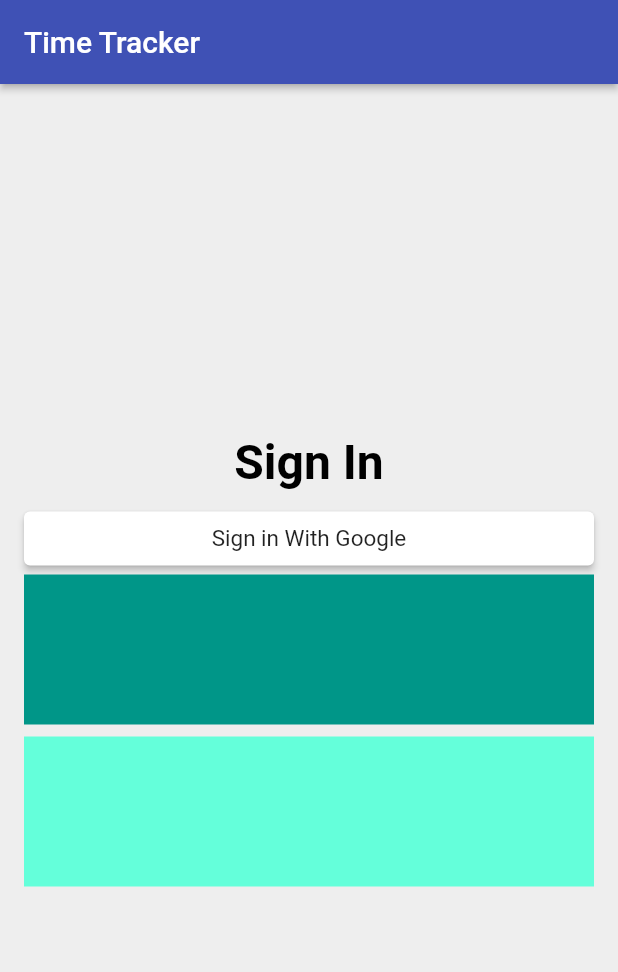
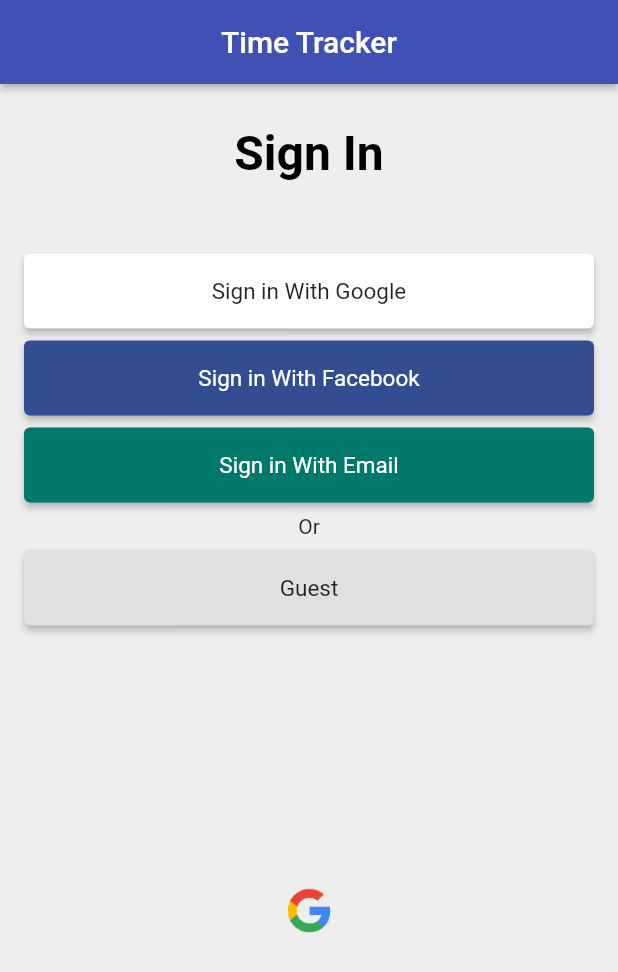
Before and after one commit to kcinnoy/time_tracker, a Flutter app: the screen it shows after launch, on a phone screen of 412 x 824 dp. Shown: the top 972 px of the screen. Run offline on Flutter 3.47's test engine with Material 2 defaults, Android fonts, the phone set to English and light mode, and no system bars.

Commit message:
added image files and additional btn

```diff
--- a/lib/app/sign_in/sign_in_button.dart
+++ b/lib/app/sign_in/sign_in_button.dart
@@ -0,0 +1,22 @@
+import 'package:flutter/material.dart';
+import 'package:time_tracker/common_widgets/custom_button.dart';
+
+class SignInButton extends CustomButton {
+  SignInButton(
+      {String? text,
+      Color color: Colors.white,
+      Color textColor: Colors.black87,
+      VoidCallback? onPressed,
+      double borderRadius: 4.0,
+      double height: 50,
+      double width: 50})
+      : super(
+          child: Text(text!), //add text here
+          color: color,
+          textColor: textColor,
+          borderRadius: borderRadius,
+          onPressed: onPressed!,
+          height: height,
+          width: width,
+        );
+}
--- a/lib/app/sign_in/sign_in_page.dart
+++ b/lib/app/sign_in/sign_in_page.dart
@@ -1,4 +1,7 @@
+import 'package:flutter/cupertino.dart';
 import 'package:flutter/material.dart';
+import 'package:time_tracker/app/sign_in/sign_in_button.dart';
+import 'package:time_tracker/common_widgets/custom_button.dart';
 
 class SignInPage extends StatelessWidget {
   @override
@@ -6,6 +9,7 @@ class SignInPage extends StatelessWidget {
     return Scaffold(
       appBar: AppBar(
         title: Text('Time Tracker'),
+        centerTitle: true,
         elevation: 2.0,
       ),
       body: _buildContent(),
@@ -30,34 +34,53 @@ class SignInPage extends StatelessWidget {
             ),
           ),
           SizedBox(
+            height: 48.0,
+          ),
+          SignInButton(
+            text: 'Sign in With Google',
+            color: Colors.white,
+            onPressed: () {},
+          ),
+          SizedBox(
             height: 8.0,
           ),
-          ElevatedButton(
-            child: Text('Sign in With Google'),
-            style: ElevatedButton.styleFrom(
-                primary: Colors.white,
-                onPrimary: Colors.black87,
-                textStyle: TextStyle(
-                  fontSize: 15.0,
-                ),
-                shape: RoundedRectangleBorder(
-                    borderRadius: BorderRadius.circular(4))),
+          SignInButton(
+            text: 'Sign in With Facebook',
+            textColor: Colors.white,
+            color: Color(0xff334d92),
             onPressed: () {},
           ),
-          Container(
-            color: Colors.teal,
-            child: SizedBox(
-              height: 100.00,
+          SizedBox(
+            height: 8.0,
+          ),
+          SignInButton(
+            text: 'Sign in With Email',
+            textColor: Colors.white,
+            color: Colors.teal[700]!,
+            onPressed: () {},
+          ),
+          SizedBox(
+            height: 8.0,
+          ),
+          Text(
+            'Or',
+            textAlign: TextAlign.center,
+            style: TextStyle(
+              fontSize: 14.0,
+              color: Colors.black87,
             ),
           ),
           SizedBox(
             height: 8.0,
           ),
-          Container(
-            color: Colors.tealAccent,
-            child: SizedBox(
-              height: 100.00,
-            ),
+          SignInButton(
+            text: 'Guest',
+            textColor: Colors.black87,
+            color: Colors.grey[300]!,
+            onPressed: () {},
+          ),
+          Image(
+            image: AssetImage('images/google-logo.png'),
           ),
         ],
       ),
--- a/pubspec.yaml
+++ b/pubspec.yaml
@@ -45,9 +45,9 @@ flutter:
   uses-material-design: true
 
   # To add assets to your application, add an assets section, like this:
-  # assets:
-  #   - images/a_dot_burr.jpeg
-  #   - images/a_dot_ham.jpeg
+  assets:
+    - images/
+
 
   # An image asset can refer to one or more resolution-specific "variants", see
   # https://flutter.dev/assets-and-images/#resolution-aware.
```
Also changed, not shown: images/2.0x/facebook-logo.png (added), images/2.0x/google-logo.png (added), images/3.0x/facebook-logo.png (added), images/3.0x/google-logo.png (added), images/facebook-logo.png (added), images/google-logo.png (added).
